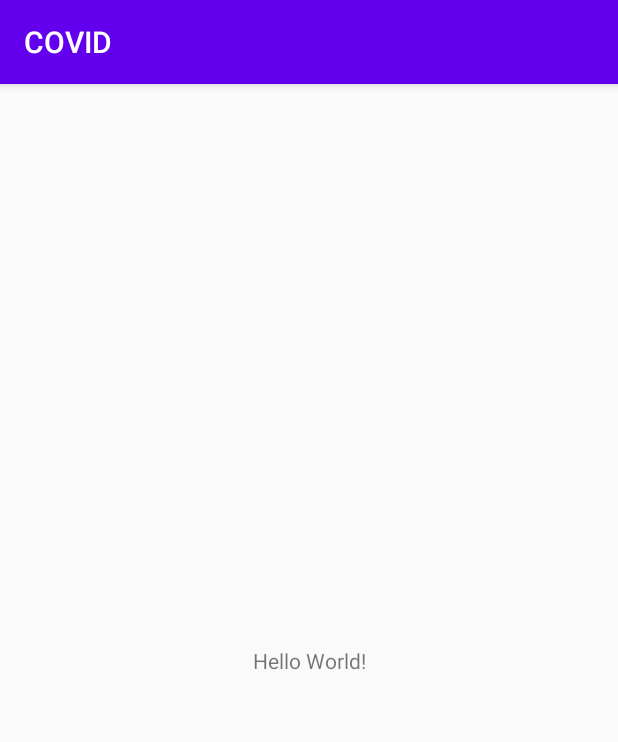
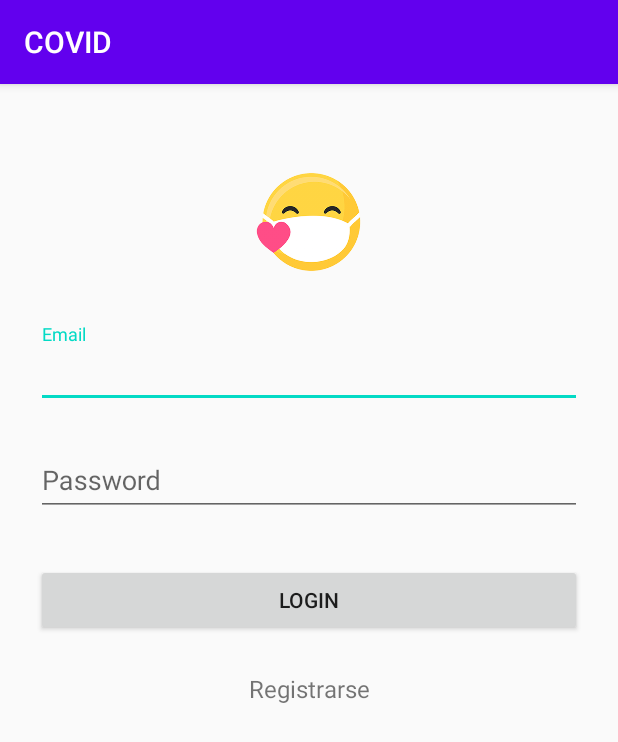
Before and after one commit to lconder/FEM, an Android app: the screen it shows after launch (MainActivity before the commit, LoginActivity after it), on a phone screen of 412 x 824 dp. Shown: the top 742 px of the screen. Run offline under Robolectric (Android 15) with nearby library versions, the phone set to English and light mode, and no system bars; our stand-ins replace Firebase (no records; nobody signed in at launch, a user with empty details on screens opened directly).

Commit message:
Layout login & signup

```diff
--- a/app/build.gradle
+++ b/app/build.gradle
@@ -1,4 +1,5 @@
 apply plugin: 'com.android.application'
+apply plugin: 'com.google.gms.google-services'
 
 android {
     compileSdkVersion 30
@@ -26,8 +27,10 @@ dependencies {
     implementation fileTree(dir: "libs", include: ["*.jar"])
     implementation 'androidx.appcompat:appcompat:1.2.0'
     implementation 'androidx.constraintlayout:constraintlayout:2.0.2'
+    implementation 'com.google.android.material:material:1.2.1'
+    implementation 'com.google.firebase:firebase-auth:20.0.0'
     testImplementation 'junit:junit:4.12'
     androidTestImplementation 'androidx.test.ext:junit:1.1.2'
     androidTestImplementation 'androidx.test.espresso:espresso-core:3.3.0'
-
+    implementation platform('com.google.firebase:firebase-bom:26.0.0')
 }
--- a/app/src/main/AndroidManifest.xml
+++ b/app/src/main/AndroidManifest.xml
@@ -1,6 +1,8 @@
 <?xml version="1.0" encoding="utf-8"?>
 <manifest xmlns:android="http://schemas.android.com/apk/res/android"
     package="com.lconder.covid">
+
+    <uses-permission android:name="android.permission.INTERNET" />
 
     <application
         android:allowBackup="true"
@@ -23,6 +25,8 @@
                 <category android:name="android.intent.category.LAUNCHER" />
             </intent-filter>
         </activity>
+        <activity android:name=".LoginActivity" >
+        </activity>
     </application>
 
 </manifest>
--- /dev/null
+++ b/app/src/main/java/com/lconder/covid/LoginActivity.java
@@ -0,0 +1,15 @@
+package com.lconder.covid;
+
+import android.os.Bundle;
+
+import androidx.appcompat.app.AppCompatActivity;
+
+public class LoginActivity extends AppCompatActivity {
+
+    @Override
+    protected void onCreate(Bundle savedInstanceState) {
+        super.onCreate(savedInstanceState);
+        setContentView(R.layout.activity_login);
+
+    }
+}
--- a/app/src/main/java/com/lconder/covid/MainActivity.java
+++ b/app/src/main/java/com/lconder/covid/MainActivity.java
@@ -1,14 +1,58 @@
 package com.lconder.covid;
 
+import androidx.annotation.NonNull;
 import androidx.appcompat.app.AppCompatActivity;
 
+import android.content.Intent;
 import android.os.Bundle;
+import android.util.Log;
+
+import com.google.firebase.auth.FirebaseAuth;
+import com.google.firebase.auth.FirebaseUser;
 
 public class MainActivity extends AppCompatActivity {
+
+    private FirebaseAuth auth;
+    private FirebaseAuth.AuthStateListener authListener;
 
     @Override
     protected void onCreate(Bundle savedInstanceState) {
         super.onCreate(savedInstanceState);
         setContentView(R.layout.activity_main);
+
+        auth = FirebaseAuth.getInstance();
+
+        final FirebaseUser user = FirebaseAuth.getInstance().getCurrentUser();
+
+        authListener = new FirebaseAuth.AuthStateListener() {
+            @Override
+            public void onAuthStateChanged(@NonNull FirebaseAuth firebaseAuth) {
+                FirebaseUser user = firebaseAuth.getCurrentUser();
+                if(user==null) {
+                    startActivity(new Intent(MainActivity.this, LoginActivity.class));
+                    finish();
+                }
+            }
+        };
+
+    }
+
+    @Override
+    protected void onResume() {
+        super.onResume();
+    }
+
+    @Override
+    public void onStart() {
+        super.onStart();
+        auth.addAuthStateListener(authListener);
+    }
+
+    @Override
+    public void onStop() {
+        super.onStop();
+        if (authListener != null) {
+            auth.removeAuthStateListener(authListener);
+        }
     }
 }
--- /dev/null
+++ b/app/src/main/res/layout/activity_login.xml
@@ -0,0 +1,65 @@
+<?xml version="1.0" encoding="utf-8"?>
+<ScrollView xmlns:android="http://schemas.android.com/apk/res/android"
+    android:layout_width="fill_parent"
+    android:layout_height="fill_parent"
+    android:fitsSystemWindows="true">
+
+    <LinearLayout
+        android:orientation="vertical"
+        android:layout_width="match_parent"
+        android:layout_height="wrap_content"
+        android:paddingTop="56dp"
+        android:paddingLeft="24dp"
+        android:paddingRight="24dp">
+
+        <ImageView android:src="@drawable/app_logo"
+            android:layout_width="wrap_content"
+            android:layout_height="72dp"
+            android:layout_marginBottom="24dp"
+            android:layout_gravity="center_horizontal" />
+
+        <!-- Email Label -->
+        <com.google.android.material.textfield.TextInputLayout
+            android:layout_width="match_parent"
+            android:layout_height="wrap_content"
+            android:layout_marginTop="8dp"
+            android:layout_marginBottom="8dp">
+            <EditText android:id="@+id/input_email"
+                android:layout_width="match_parent"
+                android:layout_height="wrap_content"
+                android:inputType="textEmailAddress"
+                android:hint="Email" />
+        </com.google.android.material.textfield.TextInputLayout>
+
+        <!-- Password Label -->
+        <com.google.android.material.textfield.TextInputLayout
+            android:layout_width="match_parent"
+            android:layout_height="wrap_content"
+            android:layout_marginTop="8dp"
+            android:layout_marginBottom="8dp">
+            <EditText android:id="@+id/input_password"
+                android:layout_width="match_parent"
+                android:layout_height="wrap_content"
+                android:inputType="textPassword"
+                android:hint="Password"/>
+        </com.google.android.material.textfield.TextInputLayout>
+
+        <Button
+            android:id="@+id/btn_login"
+            android:layout_width="fill_parent"
+            android:layout_height="wrap_content"
+            android:layout_marginTop="24dp"
+            android:layout_marginBottom="24dp"
+            android:padding="12dp"
+            android:text="Login"/>
+
+        <TextView android:id="@+id/link_signup"
+            android:layout_width="fill_parent"
+            android:layout_height="wrap_content"
+            android:layout_marginBottom="24dp"
+            android:text="Registrarse"
+            android:gravity="center"
+            android:textSize="16dip"/>
+
+    </LinearLayout>
+</ScrollView>
--- a/build.gradle
+++ b/build.gradle
@@ -6,6 +6,7 @@ buildscript {
     }
     dependencies {
         classpath "com.android.tools.build:gradle:4.0.0"
+        classpath 'com.google.gms:google-services:4.3.4'
 
         // NOTE: Do not place your application dependencies here; they belong
         // in the individual module build.gradle files
```
Also changed, not shown: app/src/main/res/layout/activity_signup.xml (added, +75 -0 lines), 1 other file.
